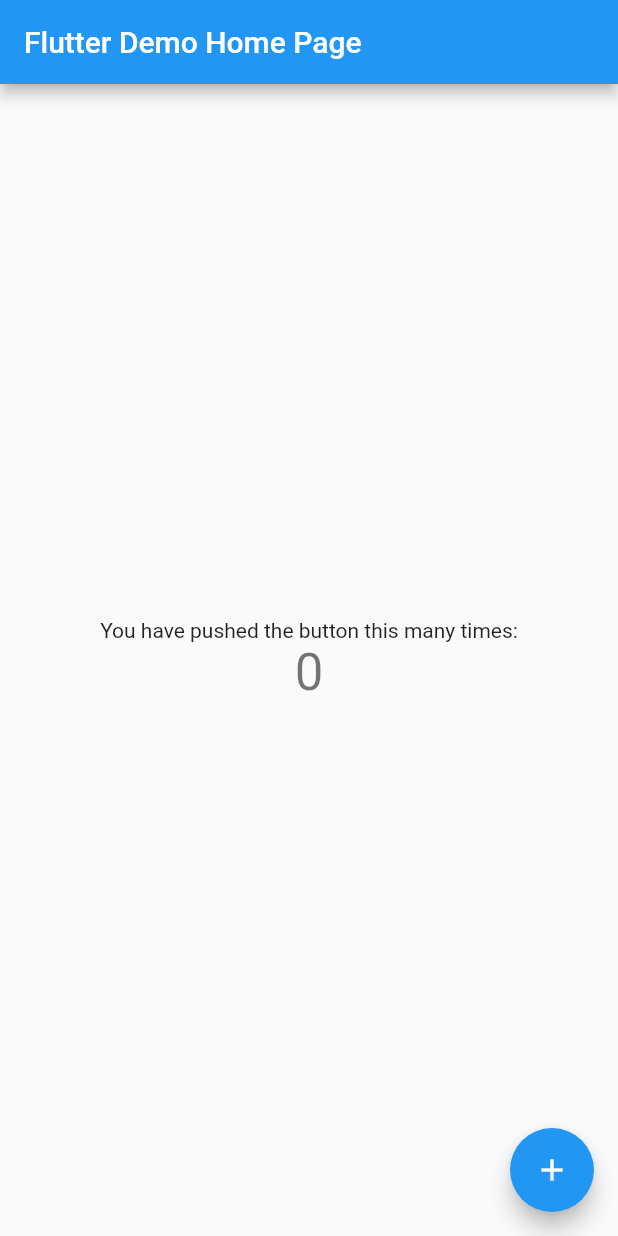
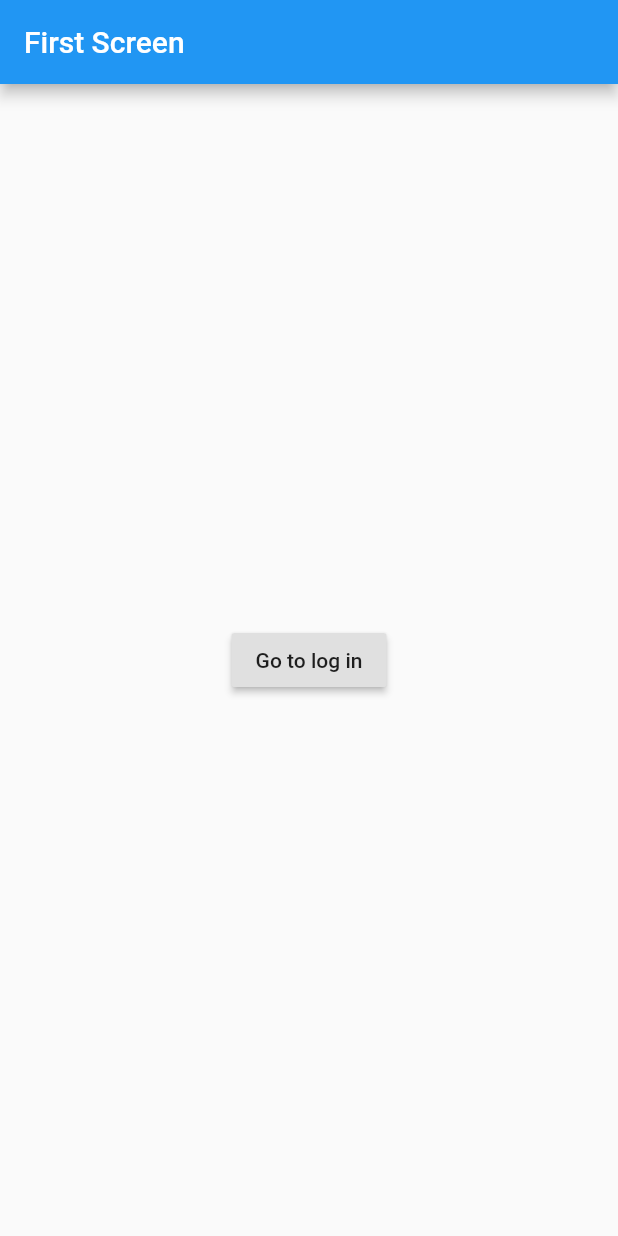
Before and after one commit to eLeSss/metask_project, a Flutter app: the screen it shows after launch, on a phone screen of 412 x 824 dp. Run offline on Flutter 3.47's test engine with Material 2 defaults, Android fonts, the phone set to English and light mode, and no system bars.

Commit message:
navigate screen

```diff
--- a/lib/main.dart
+++ b/lib/main.dart
@@ -1,115 +1,29 @@
 import 'package:flutter/material.dart';
+import 'package:metask/letsstart.dart';
 
 void main() {
-  runApp(const MyApp());
+  runApp(MaterialApp(
+    title: 'route',
+    home: Metask(),
+  ));
 }
 
-class MyApp extends StatelessWidget {
-  const MyApp({Key? key}) : super(key: key);
-
-  // This widget is the root of your application.
+class Metask extends StatelessWidget {
   @override
   Widget build(BuildContext context) {
-    return MaterialApp(
-      title: 'Flutter Demo',
-      theme: ThemeData(
-        // This is the theme of your application.
-        //
-        // Try running your application with "flutter run". You'll see the
-        // application has a blue toolbar. Then, without quitting the app, try
-        // changing the primarySwatch below to Colors.green and then invoke
-        // "hot reload" (press "r" in the console where you ran "flutter run",
-        // or simply save your changes to "hot reload" in a Flutter IDE).
-        // Notice that the counter didn't reset back to zero; the application
-        // is not restarted.
-        primarySwatch: Colors.blue,
+    return Scaffold(
+      appBar: AppBar(
+        title: Text('First Screen'),
       ),
-      home: const MyHomePage(title: 'Flutter Demo Home Page'),
+      body: Center(
+        child: RaisedButton(
+          child: Text('Go to log in'),
+          onPressed: () {
+            Navigator.push(
+                context, MaterialPageRoute(builder: (context) => letsstart()));
+          },
+        ),
+      ),
     );
   }
 }
-
-class MyHomePage extends StatefulWidget {
-  const MyHomePage({Key? key, required this.title}) : super(key: key);
-
-  // This widget is the home page of your application. It is stateful, meaning
-  // that it has a State object (defined below) that contains fields that affect
-  // how it looks.
-
-  // This class is the configuration for the state. It holds the values (in this
-  // case the title) provided by the parent (in this case the App widget) and
-  // used by the build method of the State. Fields in a Widget subclass are
-  // always marked "final".
-
-  final String title;
-
-  @override
-  State<MyHomePage> createState() => _MyHomePageState();
-}
-
-class _MyHomePageState extends State<MyHomePage> {
-  int _counter = 0;
-
-  void _incrementCounter() {
-    setState(() {
-      // This call to setState tells the Flutter framework that something has
-      // changed in this State, which causes it to rerun the build method below
-      // so that the display can reflect the updated values. If we changed
-      // _counter without calling setState(), then the build method would not be
-      // called again, and so nothing would appear to happen.
-      _counter++;
-    });
-  }
-
-  @override
-  Widget build(BuildContext context) {
-    // This method is rerun every time setState is called, for instance as done
-    // by the _incrementCounter method above.
-    //
-    // The Flutter framework has been optimized to make rerunning build methods
-    // fast, so that you can just rebuild anything that needs updating rather
-    // than having to individually change instances of widgets.
-    return Scaffold(
-      appBar: AppBar(
-        // Here we take the value from the MyHomePage object that was created by
-        // the App.build method, and use it to set our appbar title.
-        title: Text(widget.title),
-      ),
-      body: Center(
-        // Center is a layout widget. It takes a single child and positions it
-        // in the middle of the parent.
-        child: Column(
-          // Column is also a layout widget. It takes a list of children and
-          // arranges them vertically. By default, it sizes itself to fit its
-          // children horizontally, and tries to be as tall as its parent.
-          //
-          // Invoke "debug painting" (press "p" in the console, choose the
-          // "Toggle Debug Paint" action from the Flutter Inspector in Android
-          // Studio, or the "Toggle Debug Paint" command in Visual Studio Code)
-          // to see the wireframe for each widget.
-          //
-          // Column has various properties to control how it sizes itself and
-          // how it positions its children. Here we use mainAxisAlignment to
-          // center the children vertically; the main axis here is the vertical
-          // axis because Columns are vertical (the cross axis would be
-          // horizontal).
-          mainAxisAlignment: MainAxisAlignment.center,
-          children: <Widget>[
-            const Text(
-              'You have pushed the button this many times:',
-            ),
-            Text(
-              '$_counter',
-              style: Theme.of(context).textTheme.headline4,
-            ),
-          ],
-        ),
-      ),
-      floatingActionButton: FloatingActionButton(
-        onPressed: _incrementCounter,
-        tooltip: 'Increment',
-        child: const Icon(Icons.add),
-      ), // This trailing comma makes auto-formatting nicer for build methods.
-    );
-  }
-}
```
Also changed, not shown: lib/letsstart.dart (added, +30 -0 lines), 1 other file.
